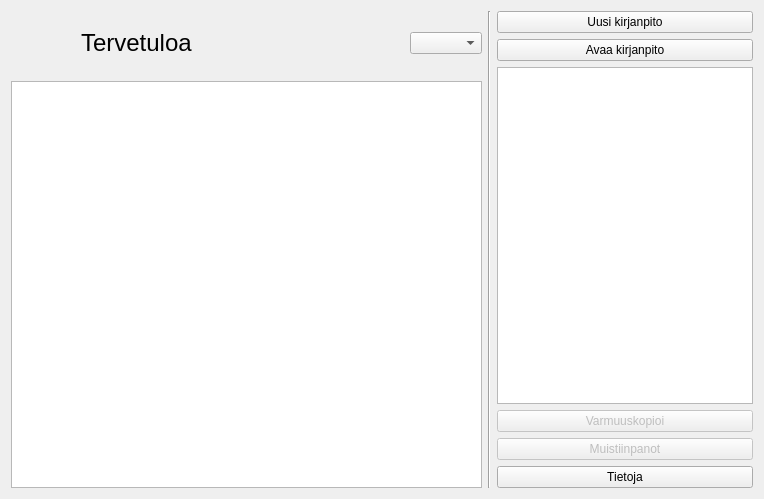
This is kitupiikki/aloitussivu/aloitus.ui in artoh/kitupiikki as Qt 5 draws it before an edit. The edited form follows.
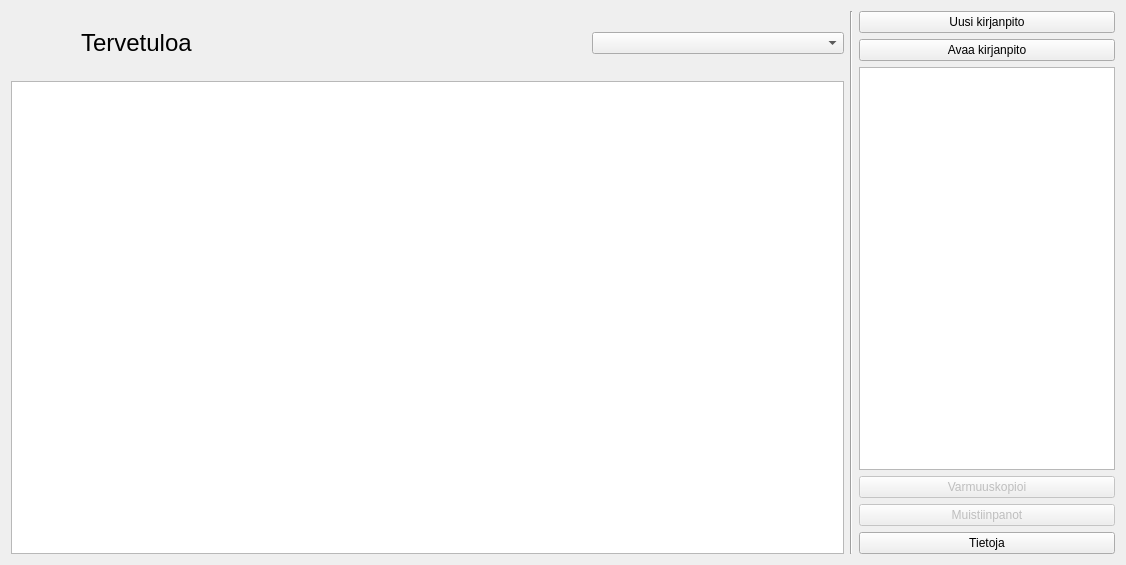
This is the edited form. Icons and pictures are not drawn.

What changed in the file:
```diff
--- a/kitupiikki/aloitussivu/aloitus.ui
+++ b/kitupiikki/aloitussivu/aloitus.ui
@@ -6,8 +6,8 @@
    <rect>
     <x>0</x>
     <y>0</y>
-    <width>764</width>
-    <height>499</height>
+    <width>1126</width>
+    <height>565</height>
    </rect>
   </property>
   <property name="windowTitle">
@@ -17,7 +17,7 @@
    <item>
     <layout class="QVBoxLayout" name="verticalLayout_2">
      <item>
-      <layout class="QHBoxLayout" name="kpLeiska" stretch="0,1,0">
+      <layout class="QHBoxLayout" name="kpLeiska" stretch="0,2,1">
        <item>
         <widget class="QLabel" name="logoLabel">
          <property name="sizePolicy">
@@ -62,7 +62,23 @@
         </widget>
        </item>
        <item>
-        <widget class="QComboBox" name="tilikausiCombo"/>
+        <widget class="QComboBox" name="tilikausiCombo">
+         <property name="sizePolicy">
+          <sizepolicy hsizetype="Minimum" vsizetype="Fixed">
+           <horstretch>0</horstretch>
+           <verstretch>0</verstretch>
+          </sizepolicy>
+         </property>
+         <property name="minimumSize">
+          <size>
+           <width>200</width>
+           <height>0</height>
+          </size>
+         </property>
+         <property name="sizeAdjustPolicy">
+          <enum>QComboBox::AdjustToContents</enum>
+         </property>
+        </widget>
        </item>
       </layout>
      </item>
```
